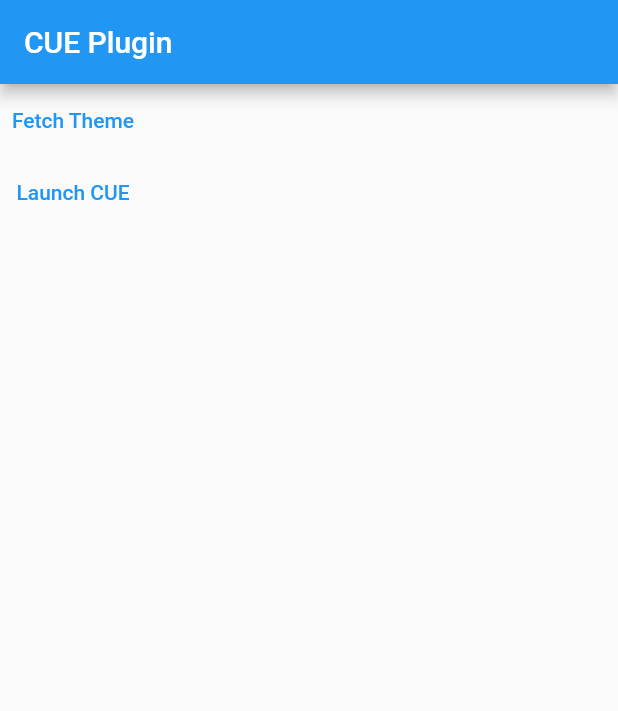
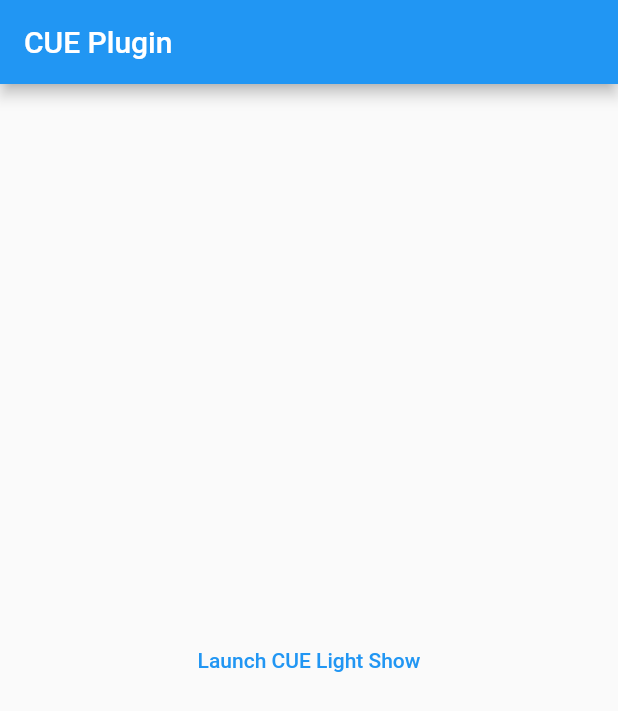
Before and after one commit to CUEAudio/flutter-cue-light-show-sdk, a Flutter app: the screen it shows after launch, on a phone screen of 412 x 824 dp. Shown: the top 711 px of the screen. Run offline on Flutter 3.47's test engine with Material 2 defaults, Android fonts, the phone set to English and light mode, and no system bars.

Commit message:
switched to using new light show pod and setup

```diff
--- a/analysis_options.yaml
+++ b/analysis_options.yaml
@@ -19,9 +19,6 @@
 # Android Studio, and the `flutter analyze` command.
 
 analyzer:
-  strong-mode:
-    implicit-casts: false
-    implicit-dynamic: true
   errors:
     # treat missing required parameters as a warning (not a hint)
     missing_required_param: warning
--- a/example/lib/main.dart
+++ b/example/lib/main.dart
@@ -23,29 +23,18 @@ class _MyAppState extends State<MyApp> {
         appBar: AppBar(
           title: const Text('CUE Plugin'),
         ),
-        body: Column(
-          children: <Widget>[
-            TextButton(
-              child: const Text('Fetch Theme'),
+        body: Center(
+          child: TextButton(
+            child: const Text('Launch CUE Light Show'),
             onPressed: () async {
               try {
-                  await FlutterCueLightShowSdk.fetchTheme();
+                await FlutterCueLightShowSdk.launchCue(
+                    'https://thelabs.testingdxp.com/?gameId=light-show');
               } catch (e) {
                 print(e);
               }
             },
           ),
-            TextButton(
-              child: const Text('Launch CUE'),
-              onPressed: () async {
-                try {
-                  await FlutterCueLightShowSdk.launchCue();
-                } catch (e) {
-                  print(e);
-                }
-              },
-            ),
-          ],
         ),
       ),
     );
--- a/lib/flutter_cue_light_show_sdk.dart
+++ b/lib/flutter_cue_light_show_sdk.dart
@@ -12,7 +12,7 @@ abstract class FlutterCueLightShowSdk {
     await _channel.invokeMethod('fetchTheme');
   }
 
-  static Future<void> launchCue() async {
-    await _channel.invokeMethod('launchCue');
+  static Future<void> launchCue(String urlString) async {
+    await _channel.invokeMethod('launchCue', <dynamic>[urlString]);
   }
 }
```
Also changed, not shown: example/pubspec.lock, pubspec.lock, 6 other files. Lines whose indentation alone changed are shown as unchanged.
